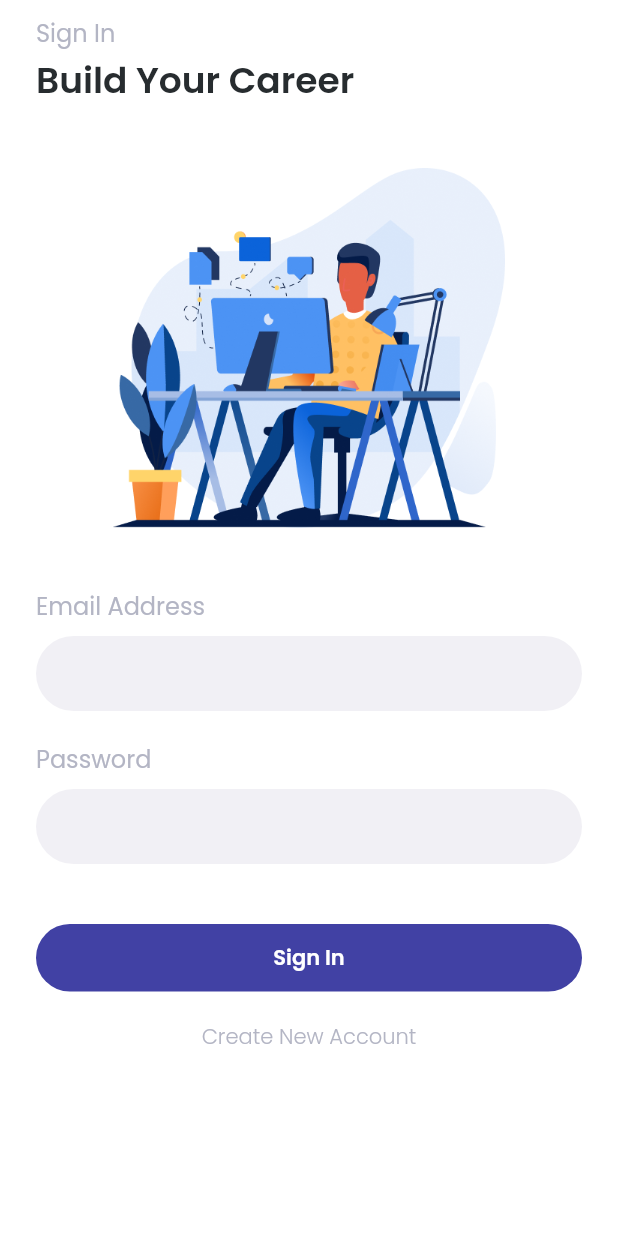
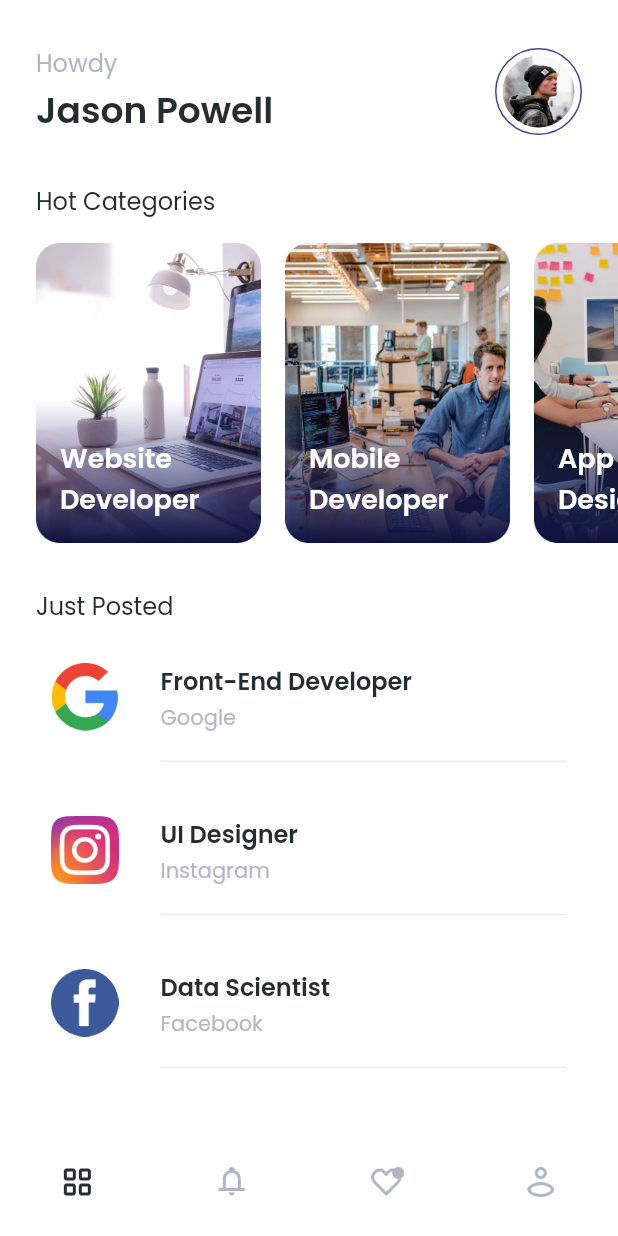
Before and after one commit to muharrir/future_job, a Flutter app: the SignInPage screen opened directly, after a tap on "Sign In", on a phone screen of 412 x 824 dp. Run offline on Flutter 3.47's test engine with Material 2 defaults, Android fonts, the light colour scheme and no system bars; our stand-ins replace google_fonts.

Commit message:
added homepage + categories page

```diff
--- a/lib/shared/theme.dart
+++ b/lib/shared/theme.dart
@@ -6,6 +6,7 @@ Color purpleColor = const Color(0xff4141A4);
 Color whiteColor = const Color(0xffFFFFFF);
 Color greyColor = const Color(0xffB3B5C4);
 Color softGreyColor = const Color(0xffF1F0F5);
+Color softGreyColor1 = const Color(0xffECEDF1);
 Color blackColor = const Color(0xff272C2F);
 Color redColor = const Color(0xffFD4F56);
 
--- /dev/null
+++ b/lib/ui/pages/categories_page.dart
@@ -0,0 +1,131 @@
+import 'package:flutter/material.dart';
+import 'package:future_job/shared/theme.dart';
+import 'package:future_job/ui/widgets/posted_tile.dart';
+
+class CategoriesPage extends StatelessWidget {
+  const CategoriesPage({Key? key}) : super(key: key);
+
+  @override
+  Widget build(BuildContext context) {
+    Widget imageHeader() {
+      return Container(
+        height: 270,
+        width: double.infinity,
+        decoration: const BoxDecoration(
+          image: DecorationImage(
+            image: AssetImage('assets/img_category6.png'),
+            fit: BoxFit.fill,
+          ),
+        ),
+        child: Padding(
+          padding: const EdgeInsets.symmetric(
+            horizontal: 24,
+            vertical: 30,
+          ),
+          child: Column(
+            crossAxisAlignment: CrossAxisAlignment.start,
+            mainAxisAlignment: MainAxisAlignment.end,
+            children: [
+              Text(
+                'Website Developer',
+                style: whiteTextStyle.copyWith(
+                  fontSize: 24,
+                  fontWeight: semiBold,
+                ),
+              ),
+              const SizedBox(
+                height: 2,
+              ),
+              Text(
+                '12,309 available',
+                style: whiteTextStyle.copyWith(
+                  fontSize: 16,
+                ),
+              ),
+            ],
+          ),
+        ),
+      );
+    }
+
+    Widget companies() {
+      return Container(
+        margin: const EdgeInsets.only(
+          top: 30,
+          left: 24,
+          right: 24,
+        ),
+        child: Column(
+          crossAxisAlignment: CrossAxisAlignment.start,
+          children: [
+            Text(
+              'Big Companies',
+              style: blackTextStyle.copyWith(fontSize: 16),
+            ),
+            const PostedTile(
+              imageUrl: 'assets/img_google.png',
+              title: 'Front-End Developer',
+              subtitle: 'Google',
+            ),
+            const PostedTile(
+              imageUrl: 'assets/img_instagram.png',
+              title: 'UI Designer',
+              subtitle: 'Instagram',
+            ),
+            const PostedTile(
+              imageUrl: 'assets/img_facebook.png',
+              title: 'Data Scientist',
+              subtitle: 'Facebook',
+            ),
+          ],
+        ),
+      );
+    }
+
+    Widget startups() {
+      return Container(
+        margin: const EdgeInsets.symmetric(
+          horizontal: 24,
+          vertical: 30,
+        ),
+        child: Column(
+          crossAxisAlignment: CrossAxisAlignment.start,
+          children: [
+            Text(
+              'New Startups',
+              style: blackTextStyle.copyWith(fontSize: 16),
+            ),
+            const PostedTile(
+              imageUrl: 'assets/img_google.png',
+              title: 'Front-End Developer',
+              subtitle: 'Google',
+            ),
+            const PostedTile(
+              imageUrl: 'assets/img_instagram.png',
+              title: 'UI Designer',
+              subtitle: 'Instagram',
+            ),
+            const PostedTile(
+              imageUrl: 'assets/img_facebook.png',
+              title: 'Data Scientist',
+              subtitle: 'Facebook',
+            ),
+          ],
+        ),
+      );
+    }
+
+    return Scaffold(
+      backgroundColor: whiteColor,
+      body: SingleChildScrollView(
+        child: Column(
+          children: [
+            imageHeader(),
+            companies(),
+            startups(),
+          ],
+        ),
+      ),
+    );
+  }
+}
--- /dev/null
+++ b/lib/ui/pages/home_page.dart
@@ -0,0 +1,223 @@
+import 'package:flutter/material.dart';
+import 'package:future_job/shared/theme.dart';
+import 'package:future_job/ui/widgets/categories_card.dart';
+import 'package:future_job/ui/widgets/posted_tile.dart';
+
+class HomePage extends StatelessWidget {
+  const HomePage({Key? key}) : super(key: key);
+
+  @override
+  Widget build(BuildContext context) {
+    Widget header() {
+      return Container(
+        margin: const EdgeInsets.only(
+          top: 30,
+          left: 24,
+          right: 24,
+        ),
+        child: Row(
+          children: [
+            Column(
+              crossAxisAlignment: CrossAxisAlignment.start,
+              children: [
+                Text(
+                  'Howdy',
+                  style: greyTextStyle.copyWith(fontSize: 16),
+                ),
+                const SizedBox(
+                  height: 2,
+                ),
+                Text(
+                  'Jason Powell',
+                  style: blackTextStyle.copyWith(
+                    fontSize: 24,
+                    fontWeight: semiBold,
+                  ),
+                ),
+              ],
+            ),
+            const Spacer(),
+            Container(
+              width: 58,
+              height: 58,
+              padding: const EdgeInsets.all(4),
+              decoration: BoxDecoration(
+                shape: BoxShape.circle,
+                border: Border.all(
+                  color: purpleColor,
+                ),
+              ),
+              child: Container(
+                width: 50,
+                height: 50,
+                decoration: const BoxDecoration(
+                  image: DecorationImage(
+                    image: AssetImage('assets/img_profile.png'),
+                  ),
+                  shape: BoxShape.circle,
+                ),
+              ),
+            ),
+          ],
+        ),
+      );
+    }
+
+    Widget categories() {
+      return Container(
+        margin: const EdgeInsets.only(top: 30),
+        child: Column(
+          crossAxisAlignment: CrossAxisAlignment.start,
+          children: [
+            Padding(
+              padding: const EdgeInsets.only(
+                left: 24,
+                bottom: 16,
+              ),
+              child: Text(
+                'Hot Categories',
+                style: blackTextStyle.copyWith(fontSize: 16),
+              ),
+            ),
+            SingleChildScrollView(
+              scrollDirection: Axis.horizontal,
+              child: Row(
+                children: const [
+                  CategoriesCard(
+                    imageUrl: 'assets/img_category1.png',
+                    title: 'Website Developer',
+                    margin: EdgeInsets.only(
+                      left: 24,
+                    ),
+                  ),
+                  CategoriesCard(
+                    imageUrl: 'assets/img_category2.png',
+                    title: 'Mobile Developer',
+                    margin: EdgeInsets.only(
+                      left: 16,
+                    ),
+                  ),
+                  CategoriesCard(
+                    imageUrl: 'assets/img_category3.png',
+                    title: 'App Designer',
+                    margin: EdgeInsets.only(
+                      left: 16,
+                    ),
+                  ),
+                  CategoriesCard(
+                    imageUrl: 'assets/img_category4.png',
+                    title: 'Content Writer',
+                    margin: EdgeInsets.only(
+                      left: 16,
+                    ),
+                  ),
+                  CategoriesCard(
+                    imageUrl: 'assets/img_category5.png',
+                    title: 'Video Grapher',
+                    margin: EdgeInsets.only(
+                      left: 16,
+                      right: 24,
+                    ),
+                  ),
+                ],
+              ),
+            )
+          ],
+        ),
+      );
+    }
+
+    Widget posted() {
+      return Container(
+        margin: const EdgeInsets.symmetric(
+          vertical: 30,
+          horizontal: 24,
+        ),
+        child: Column(
+          crossAxisAlignment: CrossAxisAlignment.start,
+          children: [
+            Text(
+              'Just Posted',
+              style: blackTextStyle.copyWith(fontSize: 16),
+            ),
+            const PostedTile(
+              imageUrl: 'assets/img_google.png',
+              title: 'Front-End Developer',
+              subtitle: 'Google',
+            ),
+            const PostedTile(
+              imageUrl: 'assets/img_instagram.png',
+              title: 'UI Designer',
+              subtitle: 'Instagram',
+            ),
+            const PostedTile(
+              imageUrl: 'assets/img_facebook.png',
+              title: 'Data Scientist',
+              subtitle: 'Facebook',
+            ),
+          ],
+        ),
+      );
+    }
+
+    return Scaffold(
+      backgroundColor: whiteColor,
+      bottomNavigationBar: Container(
+        margin: const EdgeInsets.only(top: 30),
+        child: BottomNavigationBar(
+          type: BottomNavigationBarType.fixed,
+          showSelectedLabels: false,
+          backgroundColor: whiteColor,
+          selectedItemColor: blackColor,
+          unselectedItemColor: greyColor,
+          currentIndex: 0,
+          elevation: 0,
+          iconSize: 24,
+          items: const [
+            BottomNavigationBarItem(
+              icon: ImageIcon(
+                AssetImage(
+                  'assets/ic_home.png',
+                ),
+              ),
+              label: '',
+            ),
+            BottomNavigationBarItem(
+              icon: ImageIcon(
+                AssetImage(
+                  'assets/ic_notification.png',
+                ),
+              ),
+              label: '',
+            ),
+            BottomNavigationBarItem(
+              icon: ImageIcon(
+                AssetImage(
+                  'assets/ic_love.png',
+                ),
+              ),
+              label: '',
+            ),
+            BottomNavigationBarItem(
+              icon: ImageIcon(
+                AssetImage(
+                  'assets/ic_profile.png',
+                ),
+              ),
+              label: '',
+            ),
+          ],
+        ),
+      ),
+      body: SafeArea(
+        child: ListView(
+          children: [
+            header(),
+            categories(),
+            posted(),
+          ],
+        ),
+      ),
+    );
+  }
+}
--- a/lib/ui/pages/sign_in_page.dart
+++ b/lib/ui/pages/sign_in_page.dart
@@ -1,5 +1,6 @@
 import 'package:flutter/material.dart';
 import 'package:future_job/shared/theme.dart';
+import 'package:future_job/ui/pages/home_page.dart';
 import 'package:future_job/ui/pages/sign_up_page.dart';
 import 'package:future_job/ui/widgets/custom_text_form_field.dart';
 
@@ -76,7 +77,10 @@ class SignInPage extends StatelessWidget {
 
     Widget buttonSection() {
       return Container(
-        margin: const EdgeInsets.only(top: 40),
+        margin: const EdgeInsets.only(
+          top: 40,
+          bottom: 30,
+        ),
         child: Column(
           children: [
             SizedBox(
@@ -89,7 +93,12 @@ class SignInPage extends StatelessWidget {
                     borderRadius: BorderRadius.circular(66),
                   ),
                 ),
-                onPressed: () {},
+                onPressed: () {
+                  Navigator.push(
+                      context,
+                      MaterialPageRoute(
+                          builder: (context) => const HomePage()));
+                },
                 child: Text(
                   'Sign In',
                   style: whiteTextStyle.copyWith(fontWeight: semiBold),
--- /dev/null
+++ b/lib/ui/widgets/categories_card.dart
@@ -0,0 +1,51 @@
+import 'package:flutter/material.dart';
+import 'package:future_job/shared/theme.dart';
+import 'package:future_job/ui/pages/categories_page.dart';
+
+class CategoriesCard extends StatelessWidget {
+  final String imageUrl;
+  final String title;
+  final EdgeInsets margin;
+
+  const CategoriesCard({
+    Key? key,
+    required this.imageUrl,
+    required this.title,
+    this.margin = EdgeInsets.zero,
+  }) : super(key: key);
+
+  @override
+  Widget build(BuildContext context) {
+    return GestureDetector(
+      onTap: () {
+        Navigator.push(context,
+            MaterialPageRoute(builder: (context) => const CategoriesPage()));
+      },
+      child: Container(
+        width: 150,
+        height: 200,
+        margin: margin,
+        decoration: BoxDecoration(
+          image: DecorationImage(
+            image: AssetImage(
+              imageUrl,
+            ),
+          ),
+        ),
+        child: Align(
+          alignment: Alignment.bottomCenter,
+          child: Padding(
+            padding: const EdgeInsets.all(16),
+            child: Text(
+              title,
+              style: whiteTextStyle.copyWith(
+                fontSize: 18,
+                fontWeight: semiBold,
+              ),
+            ),
+          ),
+        ),
+      ),
+    );
+  }
+}
--- /dev/null
+++ b/lib/ui/widgets/posted_tile.dart
@@ -0,0 +1,65 @@
+import 'package:flutter/material.dart';
+import 'package:future_job/shared/theme.dart';
+
+class PostedTile extends StatelessWidget {
+  final String imageUrl;
+  final String title;
+  final String subtitle;
+
+  const PostedTile({
+    Key? key,
+    required this.imageUrl,
+    required this.title,
+    required this.subtitle,
+  }) : super(key: key);
+
+  @override
+  Widget build(BuildContext context) {
+    return Container(
+      margin: const EdgeInsets.only(top: 16),
+      padding: const EdgeInsets.all(10),
+      child: Row(
+        crossAxisAlignment: CrossAxisAlignment.start,
+        children: [
+          Image.asset(
+            imageUrl,
+            width: 45,
+            height: 45,
+          ),
+          const SizedBox(
+            width: 28,
+          ),
+          Column(
+            crossAxisAlignment: CrossAxisAlignment.start,
+            children: [
+              Text(
+                title,
+                style: blackTextStyle.copyWith(
+                  fontSize: 16,
+                  fontWeight: semiBold,
+                ),
+              ),
+              const SizedBox(
+                height: 2,
+              ),
+              Text(
+                subtitle,
+                style: greyTextStyle,
+              ),
+              const SizedBox(
+                height: 18,
+              ),
+              Container(
+                height: 1,
+                width: MediaQuery.of(context).size.width - 141,
+                decoration: BoxDecoration(
+                  color: softGreyColor1,
+                ),
+              ),
+            ],
+          ),
+        ],
+      ),
+    );
+  }
+}
```
Also changed, not shown: assets/img_category6.png (added).
